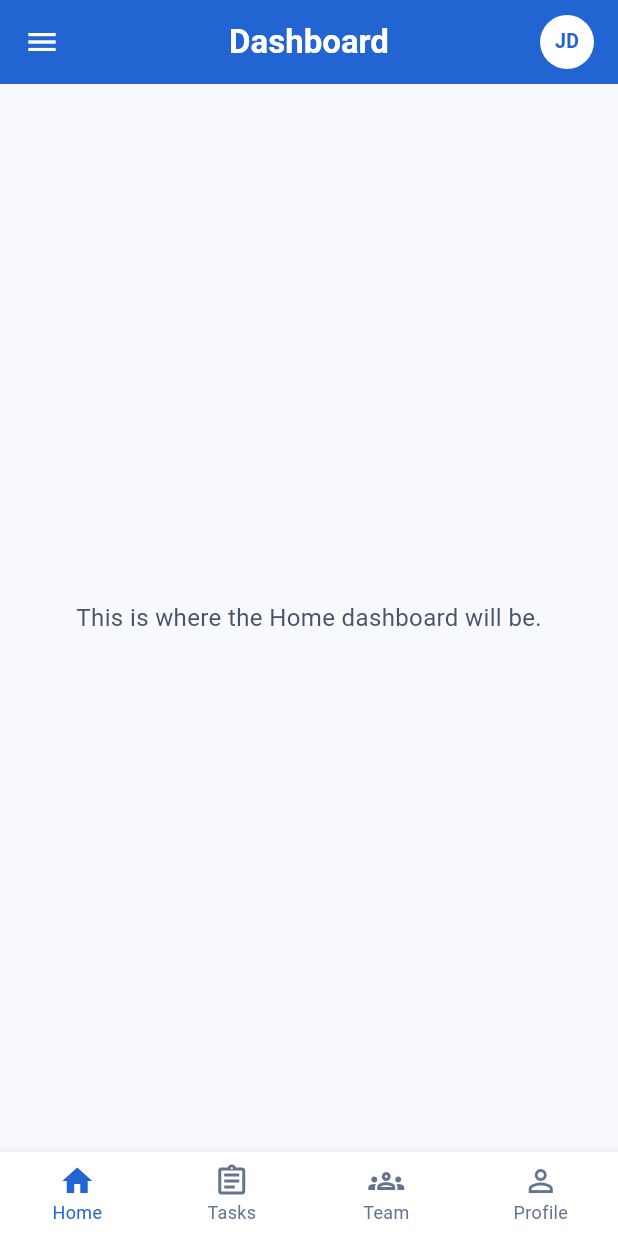
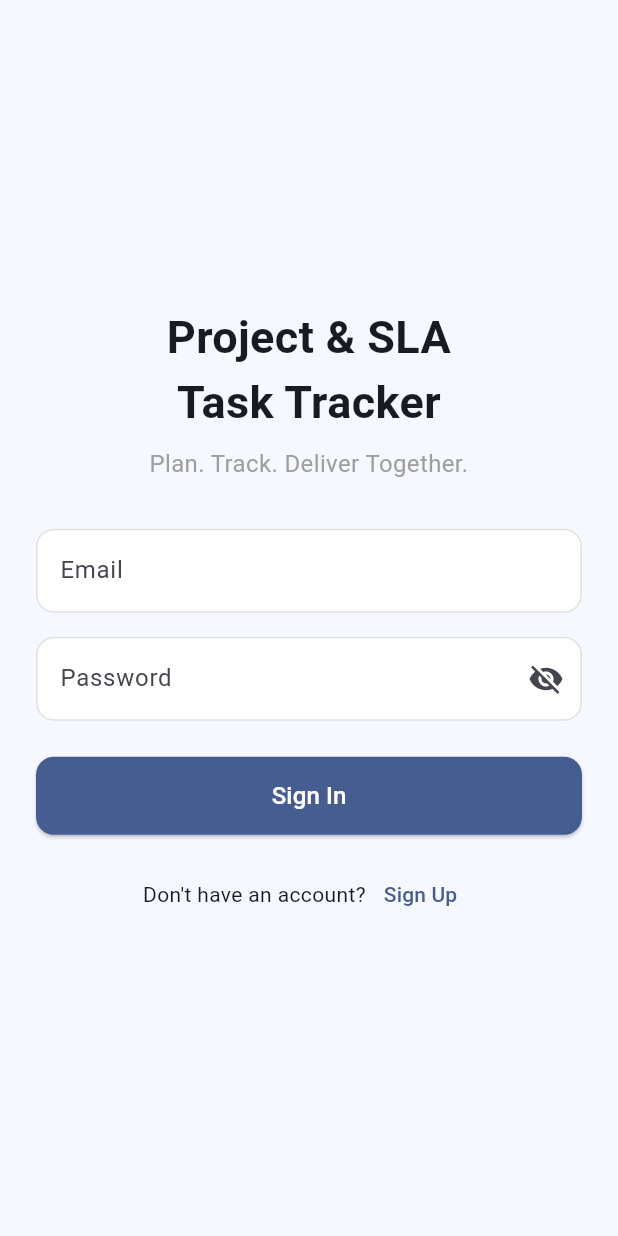
Before and after one commit to igorntwari/Project_Tracker, a Flutter app: the screen it shows after launch, on a phone screen of 412 x 824 dp. Run offline on Flutter 3.47's test engine with Material 3 defaults, Android fonts, the phone set to English and light mode, and no system bars; our stand-ins replace cached_network_image, sqflite; accounts and stored records are empty.

Commit message:
Added a sign in and sign up screen

```diff
--- a/lib/main.dart
+++ b/lib/main.dart
@@ -1,6 +1,8 @@
 import 'package:flutter/material.dart';
+
 import 'screens/main_screen.dart';
 import 'widgets/task_widgets.dart';
+import 'screens/signin.dart';
 
 void main() {
   runApp(const MyApp());
@@ -19,7 +21,7 @@ class MyApp extends StatelessWidget {
         colorScheme: ColorScheme.fromSeed(seedColor: kPrimaryBlue),
       ),
       // MainScreen holds the bottom navigation bar (Home, Tasks, Team, Profile)
-      home: const MainScreen(),
+      home: const SignInScreen(),
     );
   }
 }
--- /dev/null
+++ b/lib/screens/signin.dart
@@ -0,0 +1,199 @@
+import 'package:flutter/material.dart';
+import 'main_screen.dart';
+
+class SignInScreen extends StatefulWidget {
+  const SignInScreen({super.key});
+
+  @override
+  State<SignInScreen> createState() => _SignInScreenState();
+}
+
+class _SignInScreenState extends State<SignInScreen> {
+  final _formKey = GlobalKey<FormState>();
+  final _nameController = TextEditingController();
+  final _emailController = TextEditingController();
+  final _passwordController = TextEditingController();
+
+  bool _isSignUp = false;
+  bool _hidePassword = true;
+  bool _loading = false;
+
+  @override
+  void dispose() {
+    _nameController.dispose();
+    _emailController.dispose();
+    _passwordController.dispose();
+    super.dispose();
+  }
+
+  Future<void> _submit() async {
+    if (!_formKey.currentState!.validate()) return;
+
+    setState(() => _loading = true);
+    await Future.delayed(const Duration(seconds: 1));
+    if (!mounted) return;
+    setState(() => _loading = false);
+
+    Navigator.of(context).pushReplacement(
+      MaterialPageRoute(builder: (_) => const MainScreen()),
+    );
+  }
+
+  void _toggleMode() {
+    _formKey.currentState?.reset();
+    setState(() => _isSignUp = !_isSignUp);
+  }
+
+  InputDecoration _decoration(String label, {Widget? suffix}) {
+    return InputDecoration(
+      labelText: label,
+      suffixIcon: suffix,
+      filled: true,
+      fillColor: Colors.white,
+      border: OutlineInputBorder(
+        borderRadius: BorderRadius.circular(12),
+        borderSide: BorderSide(color: Colors.grey.shade300),
+      ),
+      enabledBorder: OutlineInputBorder(
+        borderRadius: BorderRadius.circular(12),
+        borderSide: BorderSide(color: Colors.grey.shade300),
+      ),
+    );
+  }
+
+  @override
+  Widget build(BuildContext context) {
+    final colors = Theme.of(context).colorScheme;
+
+    return Scaffold(
+      backgroundColor: const Color(0xFFF5F8FF),
+      body: SafeArea(
+        child: Center(
+          child: SingleChildScrollView(
+            padding: const EdgeInsets.all(24),
+            child: Form(
+              key: _formKey,
+              child: Column(
+                mainAxisSize: MainAxisSize.min,
+                crossAxisAlignment: CrossAxisAlignment.stretch,
+                children: [
+                  const Text(
+                    'Project & SLA\nTask Tracker',
+                    textAlign: TextAlign.center,
+                    style: TextStyle(fontSize: 30, fontWeight: FontWeight.bold),
+                  ),
+                  const SizedBox(height: 8),
+                  const Text(
+                    'Plan. Track. Deliver Together.',
+                    textAlign: TextAlign.center,
+                    style: TextStyle(fontSize: 16, color: Colors.grey),
+                  ),
+                  const SizedBox(height: 32),
+                  if (_isSignUp) ...[
+                    TextFormField(
+                      controller: _nameController,
+                      decoration: _decoration('Full name'),
+                      validator: (value) {
+                        if (value == null || value.trim().isEmpty) {
+                          return 'Please enter your name';
+                        }
+                        if (value.trim().length < 2) {
+                          return 'Name must be at least 2 characters';
+                        }
+                        return null;
+                      },
+                    ),
+                    const SizedBox(height: 16),
+                  ],
+                  TextFormField(
+                    controller: _emailController,
+                    keyboardType: TextInputType.emailAddress,
+                    decoration: _decoration('Email'),
+                    validator: (value) {
+                      if (value == null || value.trim().isEmpty) {
+                        return 'Please enter your email';
+                      }
+                      final pattern = RegExp(r'^[^@\s]+@[^@\s]+\.[^@\s]+$');
+                      if (!pattern.hasMatch(value.trim())) {
+                        return 'Enter a valid email address';
+                      }
+                      return null;
+                    },
+                  ),
+                  const SizedBox(height: 16),
+                  TextFormField(
+                    controller: _passwordController,
+                    obscureText: _hidePassword,
+                    decoration: _decoration(
+                      'Password',
+                      suffix: IconButton(
+                        icon: Icon(
+                          _hidePassword
+                              ? Icons.visibility_off
+                              : Icons.visibility,
+                        ),
+                        onPressed: () =>
+                            setState(() => _hidePassword = !_hidePassword),
+                      ),
+                    ),
+                    validator: (value) {
+                      if (value == null || value.isEmpty) {
+                        return 'Please enter your password';
+                      }
+                      if (value.length < 6) {
+                        return 'Password must be at least 6 characters';
+                      }
+                      return null;
+                    },
+                  ),
+                  const SizedBox(height: 24),
+                  SizedBox(
+                    height: 52,
+                    child: ElevatedButton(
+                      style: ElevatedButton.styleFrom(
+                        backgroundColor: colors.primary,
+                        foregroundColor: Colors.white,
+                        shape: RoundedRectangleBorder(
+                          borderRadius: BorderRadius.circular(12),
+                        ),
+                      ),
+                      onPressed: _loading ? null : _submit,
+                      child: _loading
+                          ? const SizedBox(
+                              height: 22,
+                              width: 22,
+                              child: CircularProgressIndicator(
+                                strokeWidth: 2,
+                                color: Colors.white,
+                              ),
+                            )
+                          : Text(
+                              _isSignUp ? 'Sign Up' : 'Sign In',
+                              style: const TextStyle(fontSize: 16),
+                            ),
+                    ),
+                  ),
+                  const SizedBox(height: 16),
+                  Row(
+                    mainAxisAlignment: MainAxisAlignment.center,
+                    children: [
+                      Text(
+                        _isSignUp
+                            ? 'Already have an account?'
+                            : "Don't have an account?",
+                      ),
+                      TextButton(
+                        onPressed: _loading ? null : _toggleMode,
+                        child: Text(_isSignUp ? 'Sign In' : 'Sign Up'),
+                      ),
+                    ],
+                  ),
+                ],
+              ),
+            ),
+          ),
+        ),
+      ),
+    );
+  }
+}
```
